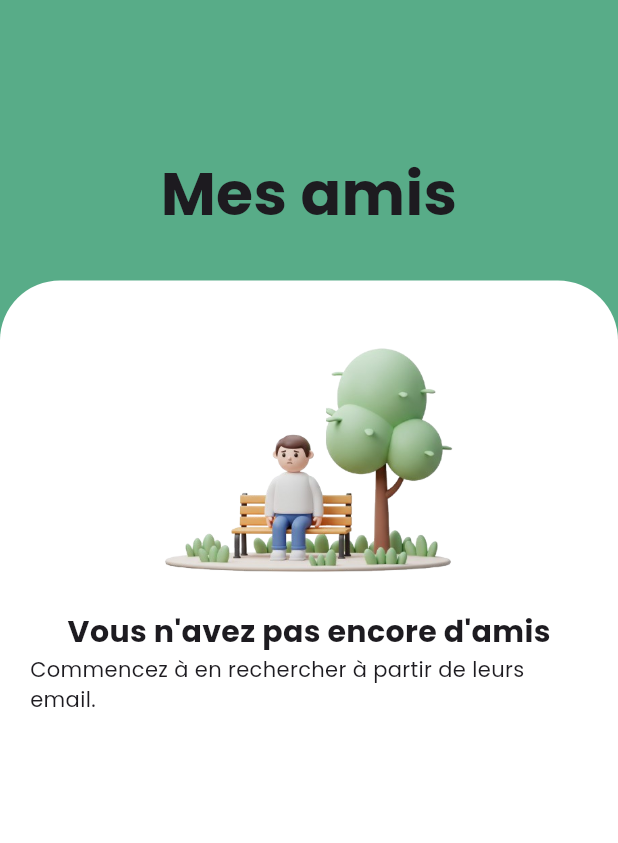
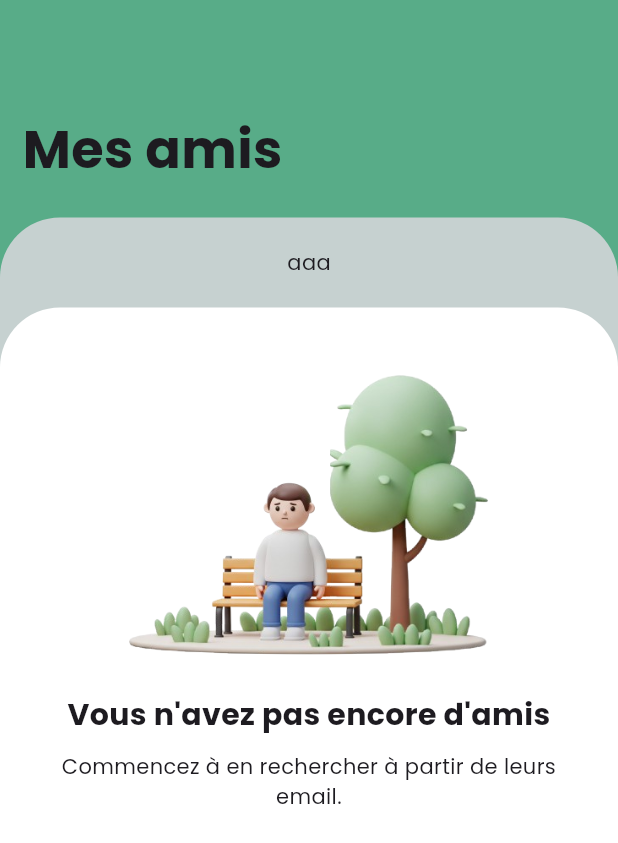
Before and after one commit to mael-grn/Projet-Picsou, a Flutter app: the FriendsView widget shown alone on an empty page, opened directly, on a phone screen of 412 x 824 dp. Shown: the top 843 px of the screen. Run offline on Flutter 3.47's test engine with Material 3 defaults, Android fonts, the phone set to English and light mode, and no system bars; our stand-ins replace flutter_svg, loading_animation_widget, shared_preferences, shimmer; missing offline and left inert: restart_app; accounts and stored records are empty; network calls fail.

Commit message:
amélioration des pages

```diff
--- a/lib/controllers/friends_controller.dart
+++ b/lib/controllers/friends_controller.dart
@@ -7,7 +7,8 @@ class FriendsController with ChangeNotifier {
   final FriendService friendService;
   List<User> friends = [];
   late AnimationController animationsController;
-  late Animation<Offset> offsetAnimation;
+  late Animation<Offset> firstOffsetAnimation;
+  late Animation<Offset> secondOffsetAnimation;
 
   FriendsController(this.friendService);
 
@@ -17,8 +18,16 @@ class FriendsController with ChangeNotifier {
       vsync: vsync,
     );
 
-    offsetAnimation = Tween<Offset>(
-      begin: const Offset(0.0, 1),
+    firstOffsetAnimation = Tween<Offset>(
+      begin: const Offset(0.0, 0.8),
+      end: Offset.zero,
+    ).animate(CurvedAnimation(
+      parent: animationsController,
+      curve: Curves.decelerate,
+    ));
+
+    secondOffsetAnimation = Tween<Offset>(
+      begin: const Offset(0.0, 1.0),
       end: Offset.zero,
     ).animate(CurvedAnimation(
       parent: animationsController,
--- a/lib/views/friends_view.dart
+++ b/lib/views/friends_view.dart
@@ -28,29 +28,44 @@ class _FriendsViewState extends State<FriendsView>
     super.build(context);
     final controller = context.watch<FriendsController>();
 
-    return Stack(
+    return Container(
+      color: primaryColor,
+      child: Column(
+        mainAxisAlignment: MainAxisAlignment.start,
         children: [
-        Container(
-          width: double.infinity,
-          height: double.infinity,
-          padding: EdgeInsets.only(top: 100),
-          decoration: BoxDecoration(color: primaryColor),
+          Row(
+            children: [
+              Padding(
+                padding: EdgeInsets.fromLTRB(15, 75, 15, 20),
+                child: Text(
+                  'Mes amis',
+                  textAlign: TextAlign.start,
+                  style: TextStyle(fontWeight: FontWeight.w600, fontSize: 35),
+                ),
+              ),
+            ],
+          ),
+          Expanded(
+            child: SlideTransition(
+              position: controller.firstOffsetAnimation,
+              child: Container(
+                decoration: BoxDecoration(
+                  borderRadius: const BorderRadius.only(
+                    topLeft: Radius.circular(40),
+                    topRight: Radius.circular(40),
+                  ),
+                  color: backgroundVariantColor,
+                ),
                 child: Column(
                   children: [
-              Text(
-                textAlign: TextAlign.center,
-                style: TextStyle(fontSize: 40, fontWeight: FontWeight.bold),
-                "Mes amis",
-                overflow: TextOverflow.ellipsis, // Ajout de l'overflow
-                maxLines: 1, // Limite à une seule ligne
+                    Padding(
+                      padding: EdgeInsets.fromLTRB(15, 20, 15, 20),
+                      child: Text("aaa"),
                     ),
-              SizedBox(height: 30),
                     Expanded(
                       child: SlideTransition(
-                  position: controller.offsetAnimation,
+                        position: controller.secondOffsetAnimation,
                         child: Container(
-                    width: double.infinity,
-                    padding: EdgeInsets.all(20),
                           decoration: BoxDecoration(
                             borderRadius: const BorderRadius.only(
                               topLeft: Radius.circular(40),
@@ -60,23 +75,31 @@ class _FriendsViewState extends State<FriendsView>
                           ),
                           child:
                               controller.friends.isEmpty
-                            ? Center(
+                                  ? Padding(
+                                    padding: const EdgeInsets.fromLTRB(30, 40, 30, 0),
+                                    child: Center(
                                       child: Column(
                                         children: [
                                           Image.asset(
-                                    height: 200,
-                                    width: 200,
+                                            width: 250,
                                             "images/alone.png",
                                           ),
+                                          SizedBox(height: 20),
                                           Text(
+                                            textAlign: TextAlign.center,
                                             style: TextStyle(
                                               fontSize: 20,
                                               fontWeight: FontWeight.bold,
                                             ),
-                                      "Vous n'avez pas encore d'amis"
+                                            "Vous n'avez pas encore d'amis",
                                           ),
-                                  Text("Commencez à en rechercher à partir de leurs email.")
+                                          SizedBox(height: 10),
+                                          Text(
+                                            textAlign: TextAlign.center,
+                                            "Commencez à en rechercher à partir de leurs email.",
+                                          ),
                                         ],
+                                      ),
                                     ),
                                   )
                                   : SingleChildScrollView(
@@ -88,7 +111,10 @@ class _FriendsViewState extends State<FriendsView>
                   ],
                 ),
               ),
+            ),
+          ),
         ],
+      ),
     );
   }
 
```
Also changed, not shown: lib/controllers/edit_personal_data_controller.dart (+9 -1 lines), lib/controllers/me_controller.dart (+12 -3 lines), lib/views/edit_personal_data_view.dart (+0 -7 lines), lib/views/me_view.dart (+81 -61 lines). Lines whose indentation alone changed are shown as unchanged.
